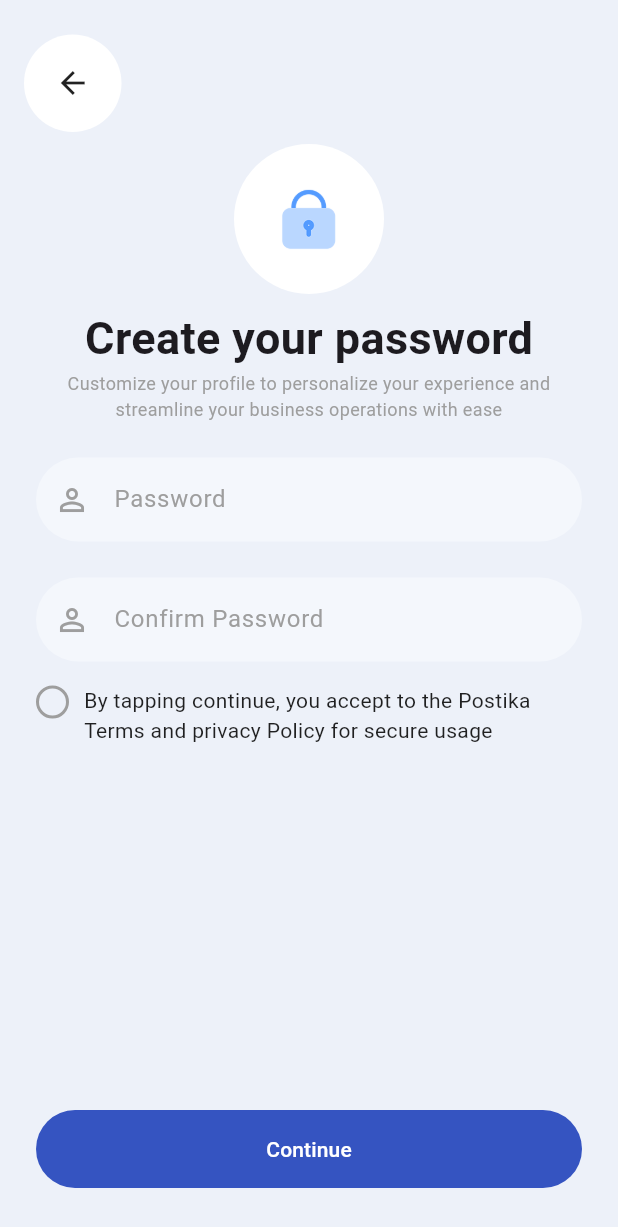
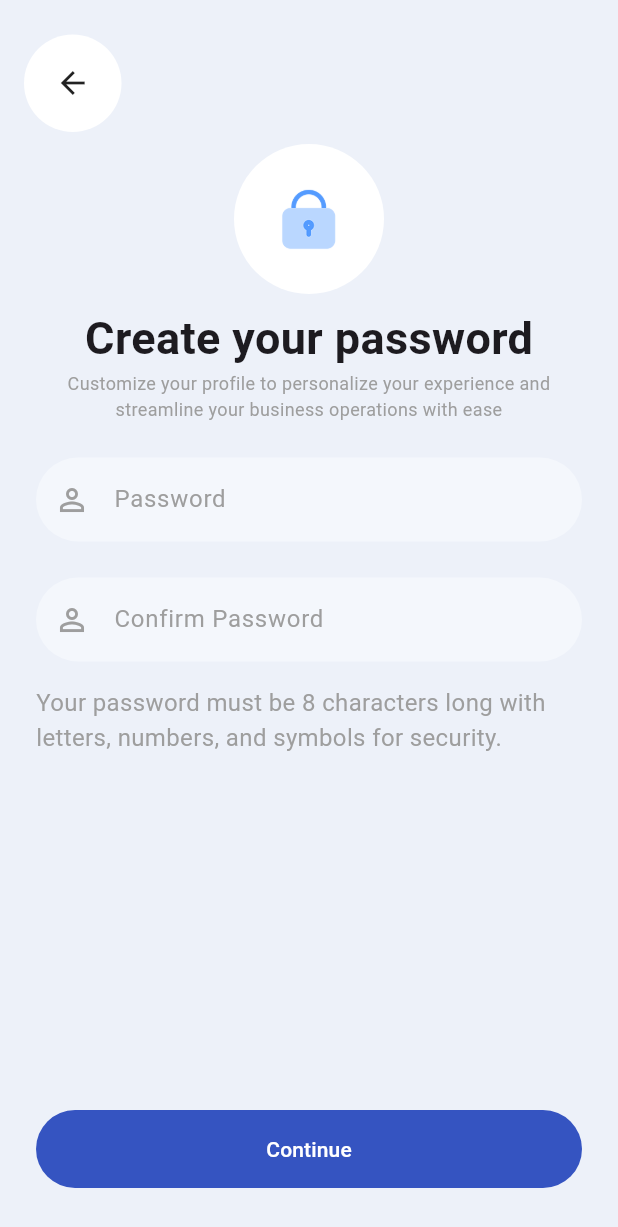
Before and after one commit to Amr-B/postika, a Flutter app: the SetupProfilePage screen opened by its route, after a tap on "Continue", on a phone screen of 412 x 824 dp. Shown: the top 1227 px of the screen. Run offline on Flutter 3.47's test engine with Material 3 defaults, Android fonts, the phone set to English and light mode, and no system bars; drawn by our look-alikes of flutter_animate; our stand-ins replace get.

Commit message:
[UI] added create password screen

```diff
--- a/lib/common/auth_circular_icon.dart
+++ b/lib/common/auth_circular_icon.dart
@@ -1,4 +1,5 @@
 import 'package:flutter/material.dart';
+import 'package:flutter_animate/flutter_animate.dart';
 import 'package:poskita/constants/theme/sizes.dart';
 
 class AuthCircularIcon extends StatelessWidget {
@@ -17,7 +18,11 @@ class AuthCircularIcon extends StatelessWidget {
       child: Image.asset(
         iconPath,
         width: AppSizes.imgSm,
-      ),
+      )
+          .animate()
+          .fade(delay: 50.ms)
+          .slideY(duration: 300.ms)
+          .shake(delay: 800.ms),
     );
   }
 }
--- /dev/null
+++ b/lib/common/field_info.dart
@@ -0,0 +1,25 @@
+import 'package:flutter/material.dart';
+
+class FieldInfo extends StatelessWidget {
+  const FieldInfo({
+    super.key,
+    required this.info,
+    required this.fontSize,
+  });
+  final String info;
+  final double fontSize;
+
+  @override
+  Widget build(BuildContext context) {
+    return Expanded(
+      child: Text(
+        info,
+        style: TextStyle(
+          color: Colors.grey,
+          fontSize: fontSize,
+        ),
+        softWrap: true,
+      ),
+    );
+  }
+}
--- /dev/null
+++ b/lib/constants/animations/page_anims.dart
@@ -0,0 +1,27 @@
+import 'package:flutter/material.dart';
+import 'package:get/get.dart';
+
+class SlideFadeTransition extends CustomTransition {
+  @override
+  Widget buildTransition(
+    BuildContext context,
+    Curve? curve,
+    Alignment? alignment,
+    Animation<double> animation,
+    Animation<double> secondaryAnimation,
+    Widget child,
+  ) {
+    const begin = Offset(1.0, 0.0);
+    const end = Offset.zero;
+    const curveValue = Curves.ease;
+
+    final tween =
+        Tween(begin: begin, end: end).chain(CurveTween(curve: curveValue));
+    final offsetAnimation = animation.drive(tween);
+
+    return FadeTransition(
+      opacity: animation,
+      child: SlideTransition(position: offsetAnimation, child: child),
+    );
+  }
+}
--- a/lib/constants/strings/text.dart
+++ b/lib/constants/strings/text.dart
@@ -38,6 +38,9 @@ class AppTexts {
   static const String loginCheck =
       'By tapping continue, you accept to the Postika Terms and privacy Policy for secure usage';
 
+  static const String pwRules =
+      "Your password must be 8 characters long with letters, numbers, and symbols for security.";
+
   // >> actions << //
   static const String skip = 'Skip';
   static const String next = 'Next';
--- a/lib/controllers/auth_controller.dart
+++ b/lib/controllers/auth_controller.dart
@@ -5,4 +5,8 @@ class AuthController extends GetxController {
   void goCreatePw() {
     Get.toNamed(AppRoutes.createPw);
   }
+
+  void goBack() {
+    Get.back();
+  }
 }
--- a/lib/presentation/authentication/create_password.dart
+++ b/lib/presentation/authentication/create_password.dart
@@ -1,8 +1,9 @@
 import 'package:flutter/material.dart';
+import 'package:flutter_animate/flutter_animate.dart';
 import 'package:get/get.dart';
 import 'package:poskita/common/auth_appbar.dart';
 import 'package:poskita/common/auth_circular_icon.dart';
-import 'package:poskita/common/circular_checkbox.dart';
+import 'package:poskita/common/field_info.dart';
 import 'package:poskita/constants/strings/images.dart';
 import 'package:poskita/constants/strings/text.dart';
 import 'package:poskita/constants/theme/colors.dart';
@@ -28,7 +29,7 @@ class _CreatePasswordPageState extends State<CreatePasswordPage> {
     return Scaffold(
       resizeToAvoidBottomInset: true,
       backgroundColor: AppColors.authBg,
-      appBar: AuthAppBar(onTap: () {}),
+      appBar: AuthAppBar(onTap: authController.goBack),
       body: LayoutBuilder(
         builder: (context, constraints) {
           return SingleChildScrollView(
@@ -75,17 +76,31 @@ class _CreatePasswordPageState extends State<CreatePasswordPage> {
                             children: [
                               // > password
                               AppTextField(
-                                  hint: "Password", icon: Icons.person_outline),
+                                      hint: "Password",
+                                      icon: Icons.person_outline)
+                                  .animate()
+                                  .fade(duration: 300.ms)
+                                  .slideX(
+                                      duration: 500.ms,
+                                      curve: Curves.easeInOut),
                               SizedBox(height: AppSizes.lg),
 
                               // > confirm password
                               AppTextField(
-                                  hint: "Confirm Password",
-                                  icon: Icons.person_outline),
+                                      hint: "Confirm Password",
+                                      icon: Icons.person_outline)
+                                  .animate(delay: 100.ms)
+                                  .fade(duration: 300.ms)
+                                  .slideX(
+                                      duration: 500.ms,
+                                      curve: Curves.easeInOut),
                               SizedBox(height: AppSizes.md),
 
-                              // > continue check
-                              CircularCheckbox(label: AppTexts.loginCheck),
+                              // > password rules
+                              FieldInfo(
+                                info: AppTexts.pwRules,
+                                fontSize: AppSizes.fontMd,
+                              ),
                               Spacer(),
 
                               // > continue button
--- a/lib/presentation/authentication/setup_profile.dart
+++ b/lib/presentation/authentication/setup_profile.dart
@@ -1,6 +1,6 @@
 import 'package:flutter/material.dart';
+import 'package:flutter_animate/flutter_animate.dart';
 import 'package:get/get.dart';
-import 'package:poskita/common/auth_appbar.dart';
 import 'package:poskita/common/auth_circular_icon.dart';
 import 'package:poskita/common/circular_checkbox.dart';
 import 'package:poskita/constants/strings/images.dart';
@@ -26,7 +26,10 @@ class _SetupProfilePageState extends State<SetupProfilePage> {
     return Scaffold(
       resizeToAvoidBottomInset: true,
       backgroundColor: AppColors.authBg,
-      appBar: AuthAppBar(onTap: () {}),
+      appBar: AppBar(
+        backgroundColor: AppColors.authBg,
+        toolbarHeight: 100,
+      ),
       body: LayoutBuilder(
         builder: (context, constraints) {
           return SingleChildScrollView(
@@ -73,13 +76,24 @@ class _SetupProfilePageState extends State<SetupProfilePage> {
                             children: [
                               // > first name
                               AppTextField(
-                                  hint: "Name", icon: Icons.person_outline),
+                                      hint: "First Name",
+                                      icon: Icons.person_outline)
+                                  .animate()
+                                  .fade(duration: 300.ms)
+                                  .slideX(
+                                      duration: 500.ms,
+                                      curve: Curves.easeInOut),
                               SizedBox(height: AppSizes.lg),
 
-                              // > last name
+                              // > confirm password
                               AppTextField(
-                                  hint: "Last Name",
-                                  icon: Icons.person_outline),
+                                      hint: "Last Name",
+                                      icon: Icons.person_outline)
+                                  .animate(delay: 100.ms)
+                                  .fade(duration: 300.ms)
+                                  .slideX(
+                                      duration: 500.ms,
+                                      curve: Curves.easeInOut),
                               SizedBox(height: AppSizes.md),
 
                               // > continue check
--- a/lib/routes/app_routes.dart
+++ b/lib/routes/app_routes.dart
@@ -1,4 +1,5 @@
 import 'package:get/get_navigation/src/routes/get_route.dart';
+import 'package:poskita/constants/animations/page_anims.dart';
 import 'package:poskita/presentation/authentication/create_password.dart';
 import 'package:poskita/presentation/authentication/setup_profile.dart';
 import 'package:poskita/presentation/onboarding/onboarding.dart';
@@ -9,8 +10,20 @@ class AppRoutes {
   static const createPw = '/createPw';
 
   static final routes = [
-    GetPage(name: onboarding, page: () => const Onboarding()),
-    GetPage(name: setupProfile, page: () => const SetupProfilePage()),
-    GetPage(name: createPw, page: () => const CreatePasswordPage()),
+    GetPage(
+      name: onboarding,
+      page: () => const Onboarding(),
+    ),
+    GetPage(
+      name: setupProfile,
+      page: () => const SetupProfilePage(),
+      customTransition: SlideFadeTransition(), // ✅ use custom transition
+      transitionDuration: const Duration(milliseconds: 400),
+    ),
+    GetPage(
+      name: createPw,
+      page: () => const CreatePasswordPage(),
+      customTransition: SlideFadeTransition(),
+    ),
   ];
 }
--- a/pubspec.yaml
+++ b/pubspec.yaml
@@ -14,6 +14,7 @@ dependencies:
 
   cupertino_icons: ^1.0.8
   get: ^4.7.2
+  flutter_animate: ^4.5.2
 
 dev_dependencies:
   flutter_test:
```
Also changed, not shown: pubspec.lock.
